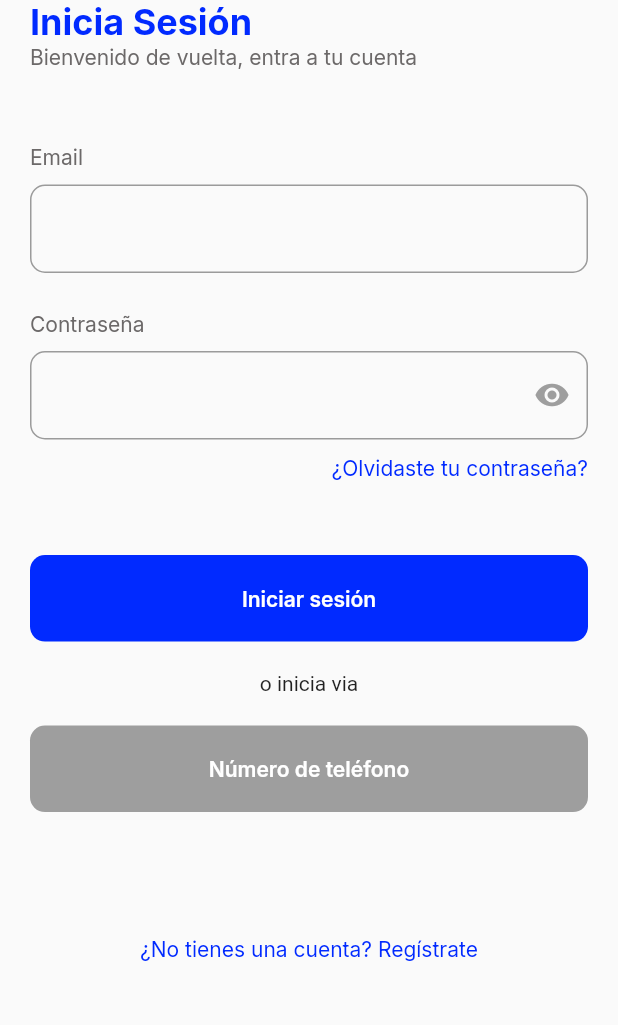
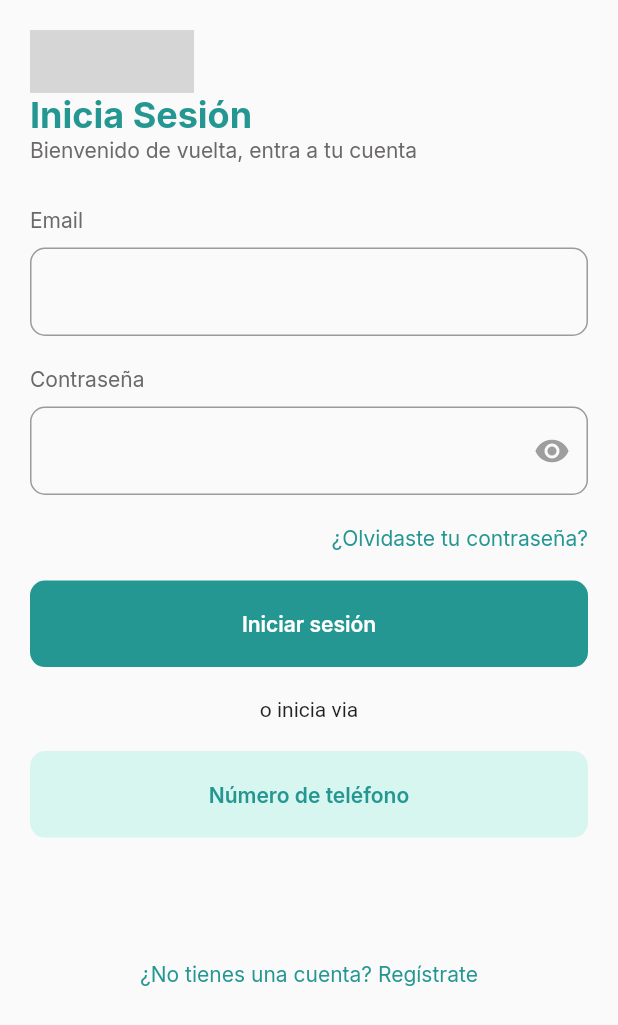
Before and after one commit to OmarGabrielRamirez/mstogo_app, a Flutter app: the screen it shows after launch, on a phone screen of 412 x 824 dp. Shown: the top 1025 px of the screen. Run offline on Flutter 3.47's test engine with Material 2 defaults, Android fonts, the phone set to English and light mode, and no system bars; our stand-ins replace badges, flutter_screenutil, get, get_storage, google_fonts, google_nav_bar and 1 more; grey boxes are pictures that could not be loaded.

Commit message:
Se cambiaron los colores de la app, se añadieron los archivos base de las pantalla de Home, Cart, Orders, Profile y se añadió la barra de navegación estilo Google

```diff
--- a/lib/main.dart
+++ b/lib/main.dart
@@ -4,6 +4,7 @@ import 'package:mining_solutions/screens/demos/buttons_demo_page.dart';
 import 'package:mining_solutions/screens/login_page.dart';
 import 'package:mining_solutions/screens/demos/textfields_demo_page.dart';
 
+import 'screens/home_page.dart';
 import 'services/theme_services.dart';
 import 'theme.dart';
 
--- a/lib/screens/demos/buttons_demo_page.dart
+++ b/lib/screens/demos/buttons_demo_page.dart
@@ -4,7 +4,7 @@ import 'package:mining_solutions/widgets/button_model.dart';
 
 import '../../theme.dart';
 
-class HomePage extends StatelessWidget {
+class DemoPage extends StatelessWidget {
   @override
   Widget build(BuildContext context) {
     return Scaffold(
--- a/lib/screens/login_page.dart
+++ b/lib/screens/login_page.dart
@@ -26,11 +26,22 @@ class _LoginPageState extends State<LoginPage> {
             }
           },
           child: Container(
-            padding: EdgeInsets.symmetric(horizontal: 20),
+            padding: EdgeInsets.symmetric(horizontal: 20, vertical: 10),
             child: SingleChildScrollView(
               child: Column(
                 crossAxisAlignment: CrossAxisAlignment.start,
                 children: [
+                  SizedBox(
+                    height: 10,
+                  ),
+                  Container(
+                      height: 42.0,
+                      width: 109.0,
+                      decoration: BoxDecoration(
+                          image: DecorationImage(
+                        image: AssetImage('assets/logo.png'),
+                        fit: BoxFit.fill,
+                      ))),
                   Text(
                     "Inicia Sesión",
                     style: loginTextStyle,
@@ -40,7 +51,7 @@ class _LoginPageState extends State<LoginPage> {
                     style: subtitleLoginTextStyle,
                   ),
                   SizedBox(
-                    height: 50,
+                    height: 30,
                   ),
                   Text(
                     "Email",
@@ -53,7 +64,7 @@ class _LoginPageState extends State<LoginPage> {
                     keyboardType: TextInputType.emailAddress,
                   ),
                   SizedBox(
-                    height: 25,
+                    height: 20,
                   ),
                   Text(
                     "Contraseña",
@@ -63,7 +74,7 @@ class _LoginPageState extends State<LoginPage> {
                     height: 10,
                   ),
                   PasswordField(),
-                  SizedBox(height: 10),
+                  SizedBox(height: 20),
                   Container(
                       alignment: Alignment.topRight,
                       child: InkWell(
@@ -74,18 +85,21 @@ class _LoginPageState extends State<LoginPage> {
                         ),
                       )),
                   SizedBox(
-                    height: 50,
+                    height: 20,
                   ),
                   Column(
                     children: [
                       Center(
                         child: Button(
-                          color: Color(0xFF012AFF),
-                          text: "Iniciar sesión",
+                          color: Color(0xFF259793),
+                          text: Text(
+                            "Iniciar sesión",
+                            style: buttonTextStyle,
+                          ),
                           width: double.infinity,
                           height: size.height * 0.07,
                           action: () {
-                            Navigator.of(context).pushNamed('second');
+                            Navigator.of(context).pushNamed('home');
                           },
                         ),
                       ),
@@ -97,10 +111,11 @@ class _LoginPageState extends State<LoginPage> {
                         height: 20,
                       ),
                       Button(
-                        color: Colors.grey[500],
+                        color: Color(0xFFD8F6F0),
                         width: double.infinity,
                         height: size.height * 0.07,
-                        text: "Número de teléfono",
+                        text: Text("Número de teléfono",
+                            style: buttonTextDarkStyle),
                       ),
                       SizedBox(
                         height: size.height * 0.1,
--- a/lib/theme.dart
+++ b/lib/theme.dart
@@ -7,7 +7,7 @@ const Color midGreyClr = Color(0xFF9A9494);
 const Color lightGreyClr = Color(0xFFEAEAEA);
 const Color yellowClr = Color(0xFFFFA901);
 const Color white = Colors.white;
-const Color primaryClr = Color(0xFF012AFF);
+const Color primaryClr = Color(0xFF259793);
 Color? darkHeaderClr = Colors.grey[800];
 
 class Themes {
@@ -38,6 +38,11 @@ TextStyle get buttonTextStyle {
   return GoogleFonts.inter(color: Colors.white, fontWeight: FontWeight.w600);
 }
 
+TextStyle get buttonTextDarkStyle {
+  return GoogleFonts.inter(
+      color: Color(0xFF259793), fontWeight: FontWeight.w600);
+}
+
 TextStyle get loginTextStyle {
   return GoogleFonts.inter(
       fontSize: 24, color: primaryClr, fontWeight: FontWeight.w700);
--- a/lib/widgets/button_model.dart
+++ b/lib/widgets/button_model.dart
@@ -4,13 +4,18 @@ import '../theme.dart';
 
 class Button extends StatelessWidget {
   final Color? color;
-  final String? text;
+  final Text? text;
   final double? width;
   final double? height;
   final action;
-  const Button(
-      {Key? key, this.color, this.text, this.width, this.height, this.action})
-      : super(key: key);
+  const Button({
+    Key? key,
+    this.color,
+    this.text,
+    this.width,
+    this.height,
+    this.action,
+  }) : super(key: key);
 
   @override
   Widget build(BuildContext context) {
@@ -28,10 +33,7 @@ class Button extends StatelessWidget {
           width: width,
           height: height,
           child: Center(
-            child: Text(
-              "${text}",
-              style: buttonTextStyle,
-            ),
+            child: text,
           ),
         ),
       ),
```
Also changed, not shown: lib/screens/cart_page.dart (added, +12 -0 lines), lib/screens/home_page.dart (added, +170 -0 lines), lib/screens/orders_page.dart (added, +15 -0 lines), lib/screens/profile_page.dart (added, +17 -0 lines), pubspec.yaml (+5 -3 lines), assets/logo.png (added), pubspec.lock.
